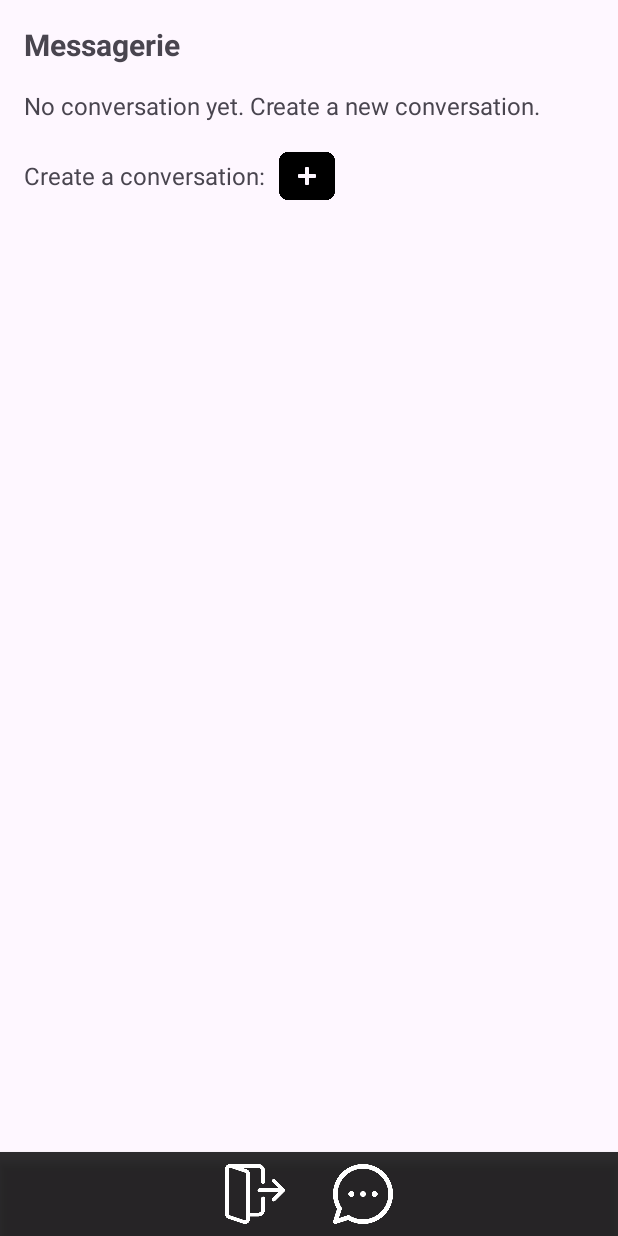
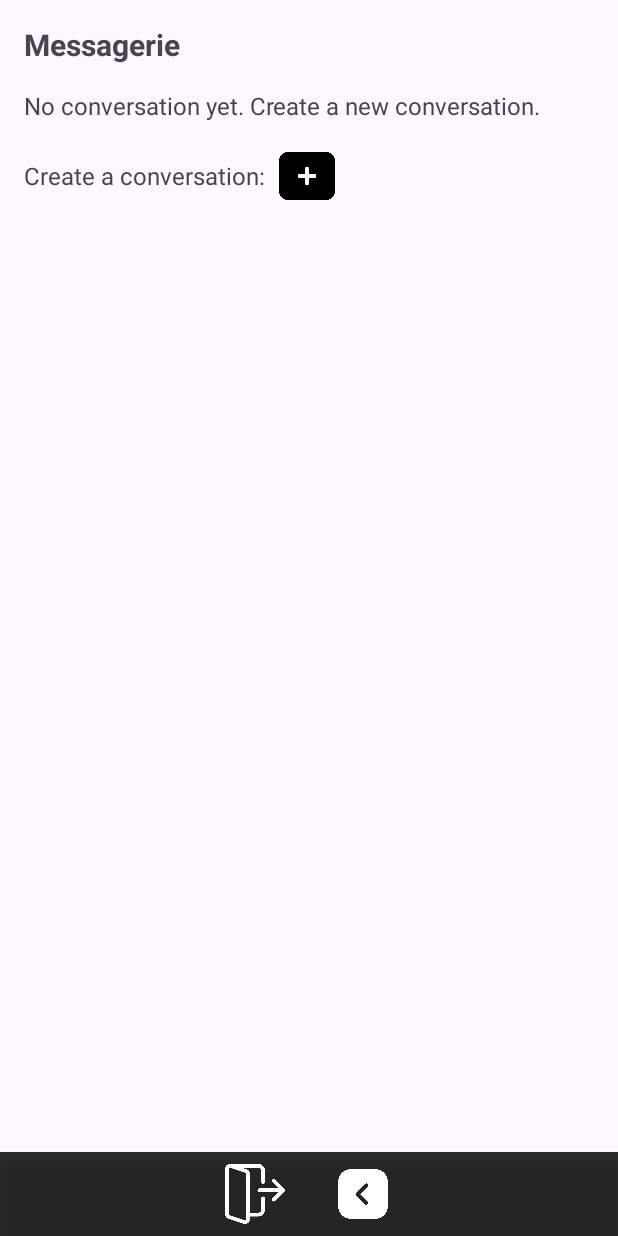
Before and after one commit to ChristianGibilaro/TCH099-project-de-session, an Android app: the MessagerieHome screen opened directly, with no data from a screen before it, on a phone screen of 412 x 824 dp. Run offline under Robolectric (Android 15) with nearby library versions, the phone set to English and light mode, and no system bars; pictures from the network do not load.

Commit message:
version presentation

```diff
--- a/app/src/main/java/com/example/lab1/MessagerieHome.java
+++ b/app/src/main/java/com/example/lab1/MessagerieHome.java
@@ -72,7 +72,7 @@ public class MessagerieHome extends AppCompatActivity {
         });
         btnMessages.setOnClickListener(v -> {
             Log.d("MessagerieHome", "Messages tapped (déjà dans MessagerieHome)");
-            // Optionnel : rafraîchir la liste
+            startActivity(new Intent(MessagerieHome.this, Home.class).putExtra("apiKey", apiKey));;
             // adapter.refreshConversations();
         });
         // Set conversation click listener
--- a/app/src/main/res/layout/activity_messagerie_home.xml
+++ b/app/src/main/res/layout/activity_messagerie_home.xml
@@ -118,7 +118,7 @@
             android:background="?android:selectableItemBackgroundBorderless"
             android:contentDescription="Messages"
             android:scaleType="centerInside"
-            android:src="@drawable/message"
+            android:src="@drawable/back_button"
             app:tint="@android:color/white" />
 
     </LinearLayout>
```
Also changed, not shown: app/src/main/res/layout/activity_login.xml (+12 -4 lines), app/src/main/res/drawable/back_button.png (added).
